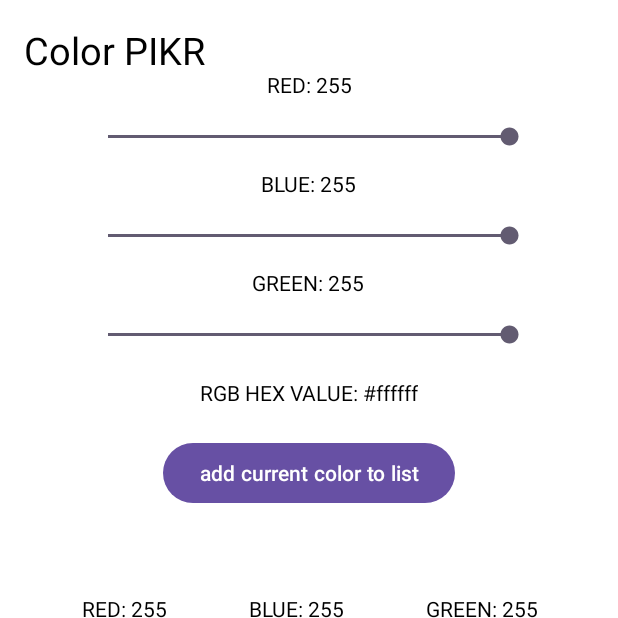
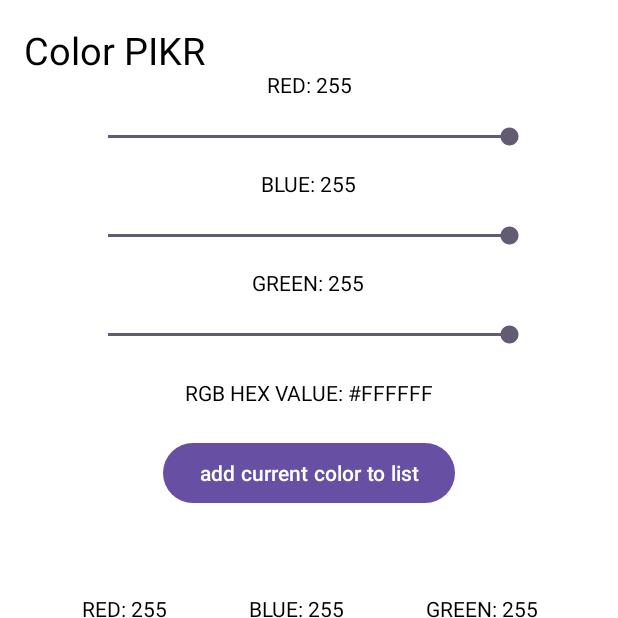
Before and after one commit to Hat-Master-PocketEdition/CIS183_HW1_AWatkins, an Android app: the screen it shows after launch (MainActivity), after a tap on "add current color to list", on a phone screen of 412 x 824 dp, the top half of it. Run offline under Robolectric (Android 15) with nearby library versions, the phone set to English and light mode, and no system bars.

Commit message:
final push
just added some small features that I was missing, ready to submit

```diff
--- a/app/src/main/java/com/example/cis183_hw1_awatkins/MainActivity.java
+++ b/app/src/main/java/com/example/cis183_hw1_awatkins/MainActivity.java
@@ -93,6 +93,7 @@ public class MainActivity extends AppCompatActivity
                 ColorInfo addingColor = new ColorInfo(redBar.getProgress(), grnBar.getProgress(), bluBar.getProgress(), hexFull);
                 listOfColors.add(addingColor);
                 fillListView();
+                setBackgroundColor(255, 255, 255);
             }
         });
     }
@@ -105,6 +106,8 @@ public class MainActivity extends AppCompatActivity
         String hexB = Integer.toHexString(b);
         if (hexB.length() < 2) {hexB = "0" + hexB;}
         String hexFull = "#" + hexR + hexG + hexB;
+        hexFull = hexFull.toUpperCase();
+        Log.d("FUCK", hexFull);
         if(r <= 128 && g <= 128 && b <= 128)
         {
             redDisplay.setTextColor(ContextCompat.getColor(this, android.R.color.white));
@@ -121,6 +124,9 @@ public class MainActivity extends AppCompatActivity
             title.setTextColor(ContextCompat.getColor(this, android.R.color.black));
             output.setTextColor(ContextCompat.getColor(this, android.R.color.black));
         }
+        redBar.setProgress(r);
+        bluBar.setProgress(b);
+        grnBar.setProgress(g);
         getWindow().getDecorView().setBackgroundColor(Color.parseColor(hexFull));
         output.setText("RGB HEX VALUE: " + hexFull);
     }
```
